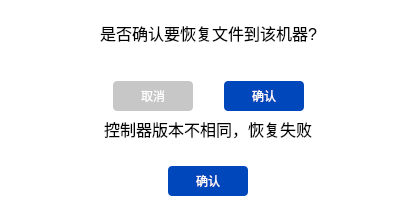
Dobot-Arm/DRobotMaintenanceTool, file code/Widget2FileRecoveryTip.ui: the form before one commit.
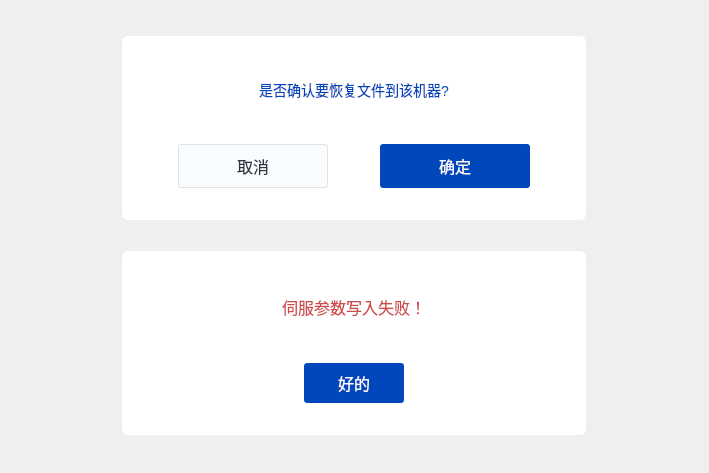
The form after the commit.

Patch:
```diff
--- a/code/Widget2FileRecoveryTip.ui
+++ b/code/Widget2FileRecoveryTip.ui
@@ -6,144 +6,111 @@
    <rect>
     <x>0</x>
     <y>0</y>
-    <width>417</width>
-    <height>217</height>
+    <width>709</width>
+    <height>473</height>
    </rect>
   </property>
   <property name="minimumSize">
    <size>
-    <width>417</width>
-    <height>176</height>
+    <width>0</width>
+    <height>0</height>
+   </size>
+  </property>
+  <property name="maximumSize">
+   <size>
+    <width>16777215</width>
+    <height>16777215</height>
    </size>
   </property>
   <property name="windowTitle">
    <string>Form</string>
   </property>
   <property name="styleSheet">
-   <string notr="true">background-color: rgb(255, 255, 255);</string>
+   <string notr="true"/>
   </property>
-  <layout class="QGridLayout" name="gridLayout_2">
-   <item row="0" column="0">
-    <layout class="QGridLayout" name="gridLayout">
-     <item row="0" column="1">
-      <spacer name="verticalSpacer">
-       <property name="orientation">
-        <enum>Qt::Vertical</enum>
-       </property>
-       <property name="sizeHint" stdset="0">
+  <layout class="QVBoxLayout" name="verticalLayout_2">
+   <item alignment="Qt::AlignHCenter">
+    <widget class="QWidget" name="widget" native="true">
+     <property name="sizePolicy">
+      <sizepolicy hsizetype="Fixed" vsizetype="Fixed">
+       <horstretch>0</horstretch>
+       <verstretch>0</verstretch>
+      </sizepolicy>
+     </property>
+     <property name="minimumSize">
         <size>
-         <width>20</width>
-         <height>40</height>
-        </size>
-       </property>
-      </spacer>
-     </item>
-     <item row="3" column="3">
-      <spacer name="horizontalSpacer_2">
-       <property name="orientation">
-        <enum>Qt::Horizontal</enum>
-       </property>
-       <property name="sizeHint" stdset="0">
+       <width>464</width>
+       <height>184</height>
+      </size>
+     </property>
+     <property name="maximumSize">
         <size>
-         <width>40</width>
-         <height>20</height>
-        </size>
-       </property>
-      </spacer>
-     </item>
-     <item row="4" column="1" colspan="2" alignment="Qt::AlignHCenter">
-      <widget class="QLabel" name="labelRecoveryFail">
-       <property name="font">
-        <font>
-         <pointsize>12</pointsize>
-        </font>
-       </property>
-       <property name="text">
-        <string>控制器版本不相同，恢复失败</string>
-       </property>
-      </widget>
-     </item>
-     <item row="1" column="1" colspan="2" alignment="Qt::AlignHCenter">
+       <width>464</width>
+       <height>184</height>
+      </size>
+     </property>
+     <property name="styleSheet">
+      <string notr="true">  	border-radius:6px;
+	background-color: rgb(255, 255, 255);</string>
+     </property>
+     <layout class="QVBoxLayout" name="verticalLayout">
+      <property name="spacing">
+       <number>0</number>
+      </property>
+      <property name="leftMargin">
+       <number>56</number>
+      </property>
+      <property name="topMargin">
+       <number>0</number>
+      </property>
+      <property name="rightMargin">
+       <number>56</number>
+      </property>
+      <property name="bottomMargin">
+       <number>32</number>
+      </property>
+      <item>
       <widget class="QLabel" name="labelIsRecovery">
-       <property name="font">
-        <font>
-         <pointsize>12</pointsize>
-        </font>
+        <property name="sizePolicy">
+         <sizepolicy hsizetype="Preferred" vsizetype="Fixed">
+          <horstretch>0</horstretch>
+          <verstretch>0</verstretch>
+         </sizepolicy>
+        </property>
+        <property name="minimumSize">
+         <size>
+          <width>0</width>
+          <height>108</height>
+         </size>
+        </property>
+        <property name="maximumSize">
+         <size>
+          <width>16777215</width>
+          <height>108</height>
+         </size>
+        </property>
+        <property name="styleSheet">
+         <string notr="true">font-size: 14px;
+font-weight: normal;
+color: #0047BB;</string>
        </property>
        <property name="text">
         <string>是否确认要恢复文件到该机器?</string>
        </property>
-      </widget>
-     </item>
-     <item row="2" column="1">
-      <spacer name="verticalSpacer_3">
-       <property name="orientation">
-        <enum>Qt::Vertical</enum>
-       </property>
-       <property name="sizeType">
-        <enum>QSizePolicy::Fixed</enum>
-       </property>
-       <property name="sizeHint" stdset="0">
-        <size>
-         <width>20</width>
-         <height>30</height>
-        </size>
-       </property>
-      </spacer>
-     </item>
-     <item row="3" column="0">
-      <spacer name="horizontalSpacer">
-       <property name="orientation">
-        <enum>Qt::Horizontal</enum>
-       </property>
-       <property name="sizeHint" stdset="0">
-        <size>
-         <width>40</width>
-         <height>20</height>
-        </size>
-       </property>
-      </spacer>
-     </item>
-     <item row="6" column="1" colspan="2" alignment="Qt::AlignHCenter">
-      <widget class="QPushButton" name="btnRecoveryFailConfirm">
-       <property name="sizePolicy">
-        <sizepolicy hsizetype="Fixed" vsizetype="Fixed">
-         <horstretch>0</horstretch>
-         <verstretch>0</verstretch>
-        </sizepolicy>
-       </property>
-       <property name="minimumSize">
-        <size>
-         <width>80</width>
-         <height>30</height>
-        </size>
-       </property>
-       <property name="styleSheet">
-        <string notr="true">border: 0.5px solid #C6C9D7;
-border-radius: 4px;
-background-color: #0047BB;
-color: rgb(255, 255, 255);
-border:none;</string>
-       </property>
-       <property name="text">
-        <string>确认</string>
-       </property>
-      </widget>
-     </item>
-     <item row="7" column="1">
-      <spacer name="verticalSpacer_2">
-       <property name="orientation">
-        <enum>Qt::Vertical</enum>
-       </property>
-       <property name="sizeHint" stdset="0">
-        <size>
-         <width>20</width>
-         <height>40</height>
-        </size>
-       </property>
-      </spacer>
-     </item>
-     <item row="3" column="1" alignment="Qt::AlignHCenter">
+        <property name="alignment">
+         <set>Qt::AlignCenter</set>
+        </property>
+        <property name="wordWrap">
+         <bool>true</bool>
+        </property>
+       </widget>
+      </item>
+      <item>
+       <layout class="QHBoxLayout" name="horizontalLayout_2">
+        <property name="spacing">
+         <number>0</number>
+        </property>
+        <item>
       <widget class="QPushButton" name="btnCancel">
        <property name="sizePolicy">
         <sizepolicy hsizetype="Fixed" vsizetype="Fixed">
@@ -153,23 +120,43 @@
        </property>
        <property name="minimumSize">
         <size>
-         <width>80</width>
-         <height>30</height>
+            <width>150</width>
+            <height>44</height>
+           </size>
+          </property>
+          <property name="maximumSize">
+           <size>
+            <width>150</width>
+            <height>44</height>
         </size>
        </property>
        <property name="styleSheet">
-        <string notr="true">border: 0.5px solid #C6C9D7;
-border-radius: 4px;
-background-color: #C7C7C7;
-color: rgb(255, 255, 255);
-border:none;</string>
+           <string notr="true">border-radius: 3px;
+background: #FAFDFF;
+border: 1px solid #DFE3E5;
+font-size: 16px;
+font-weight: normal;
+color: #2D3440;</string>
        </property>
        <property name="text">
         <string>取消</string>
        </property>
       </widget>
      </item>
-     <item row="3" column="2" alignment="Qt::AlignHCenter">
+        <item>
+         <spacer name="horizontalSpacer">
+          <property name="orientation">
+           <enum>Qt::Horizontal</enum>
+          </property>
+          <property name="sizeHint" stdset="0">
+           <size>
+            <width>40</width>
+            <height>20</height>
+           </size>
+          </property>
+         </spacer>
+        </item>
+        <item>
       <widget class="QPushButton" name="btnRecoveryConfirmStart">
        <property name="sizePolicy">
         <sizepolicy hsizetype="Fixed" vsizetype="Fixed">
@@ -179,36 +166,149 @@
        </property>
        <property name="minimumSize">
         <size>
-         <width>80</width>
-         <height>30</height>
-        </size>
-       </property>
+            <width>150</width>
+            <height>44</height>
+           </size>
+          </property>
+          <property name="maximumSize">
+           <size>
+            <width>150</width>
+            <height>44</height>
+           </size>
+          </property>
        <property name="styleSheet">
-        <string notr="true">border: 0.5px solid #C6C9D7;
-border-radius: 4px;
-background-color: #0047BB;
-color: rgb(255, 255, 255);
-border:none;</string>
+           <string notr="true">background: #0047BB;
+border-radius: 3px;
+font-size: 16px;
+font-weight: normal;
+color: #FAFDFF;</string>
        </property>
        <property name="text">
-        <string>确认</string>
+           <string>确定</string>
        </property>
       </widget>
      </item>
-     <item row="5" column="1">
-      <spacer name="verticalSpacer_4">
-       <property name="orientation">
-        <enum>Qt::Vertical</enum>
-       </property>
-       <property name="sizeHint" stdset="0">
+       </layout>
+      </item>
+     </layout>
+    </widget>
+   </item>
+   <item alignment="Qt::AlignHCenter">
+    <widget class="QWidget" name="widgetFail" native="true">
+     <property name="sizePolicy">
+      <sizepolicy hsizetype="Fixed" vsizetype="Fixed">
+       <horstretch>0</horstretch>
+       <verstretch>0</verstretch>
+      </sizepolicy>
+     </property>
+     <property name="minimumSize">
         <size>
-         <width>20</width>
-         <height>50</height>
-        </size>
-       </property>
-      </spacer>
-     </item>
-    </layout>
+       <width>464</width>
+       <height>184</height>
+      </size>
+     </property>
+     <property name="maximumSize">
+      <size>
+       <width>464</width>
+       <height>184</height>
+      </size>
+     </property>
+     <property name="styleSheet">
+      <string notr="true">background-color: rgb(255, 255, 255);
+border-radius:6px;</string>
+     </property>
+     <layout class="QVBoxLayout" name="verticalLayout_6">
+      <property name="spacing">
+       <number>0</number>
+      </property>
+      <property name="leftMargin">
+       <number>56</number>
+      </property>
+      <property name="topMargin">
+       <number>0</number>
+      </property>
+      <property name="rightMargin">
+       <number>56</number>
+      </property>
+      <property name="bottomMargin">
+       <number>32</number>
+      </property>
+      <item>
+       <widget class="QLabel" name="labelRecoveryFail">
+        <property name="sizePolicy">
+         <sizepolicy hsizetype="Preferred" vsizetype="Fixed">
+          <horstretch>0</horstretch>
+          <verstretch>0</verstretch>
+         </sizepolicy>
+        </property>
+        <property name="minimumSize">
+         <size>
+          <width>0</width>
+          <height>112</height>
+         </size>
+        </property>
+        <property name="maximumSize">
+         <size>
+          <width>16777215</width>
+          <height>112</height>
+         </size>
+        </property>
+        <property name="styleSheet">
+         <string notr="true">font-size: 16px;
+font-weight: normal;
+color: #CE4949;</string>
+        </property>
+        <property name="text">
+         <string>伺服参数写入失败！</string>
+        </property>
+        <property name="scaledContents">
+         <bool>false</bool>
+        </property>
+        <property name="alignment">
+         <set>Qt::AlignCenter</set>
+        </property>
+        <property name="wordWrap">
+         <bool>true</bool>
+        </property>
+       </widget>
+      </item>
+      <item alignment="Qt::AlignHCenter">
+       <widget class="QPushButton" name="btnRecoveryFailConfirm">
+        <property name="sizePolicy">
+         <sizepolicy hsizetype="Fixed" vsizetype="Fixed">
+          <horstretch>0</horstretch>
+          <verstretch>0</verstretch>
+         </sizepolicy>
+        </property>
+        <property name="minimumSize">
+         <size>
+          <width>100</width>
+          <height>40</height>
+         </size>
+        </property>
+        <property name="maximumSize">
+         <size>
+          <width>100</width>
+          <height>40</height>
+         </size>
+        </property>
+        <property name="styleSheet">
+         <string notr="true">border-radius: 3px;
+opacity: 1;
+border:none;
+background: #0047BB;
+color: #FAFDFF;
+font-size: 16px;
+font-weight: 350;
+</string>
+        </property>
+        <property name="text">
+         <string>好的</string>
+        </property>
+       </widget>
+      </item>
+     </layout>
+    </widget>
    </item>
   </layout>
  </widget>
```
Lines whose indentation alone changed are shown as unchanged.
